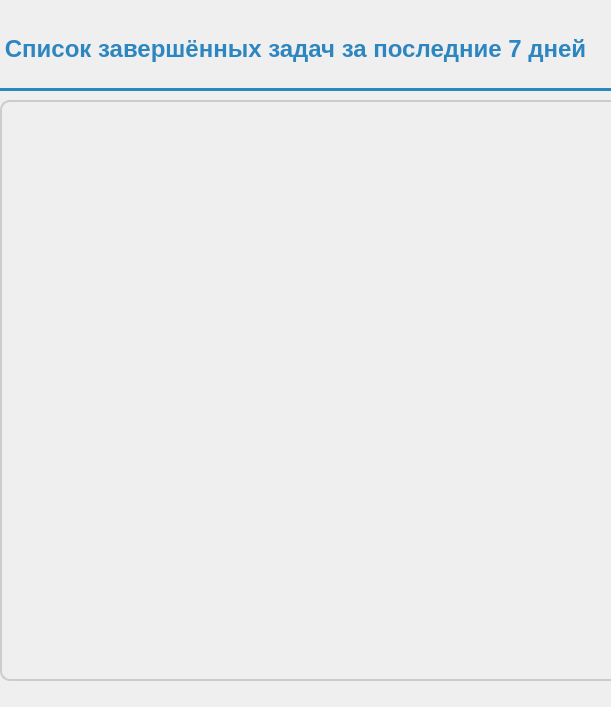
The window that design/ui_design/read_competed_window.ui (LEXA9996/To-Do-list) describes before a commit, drawn with Qt 5.
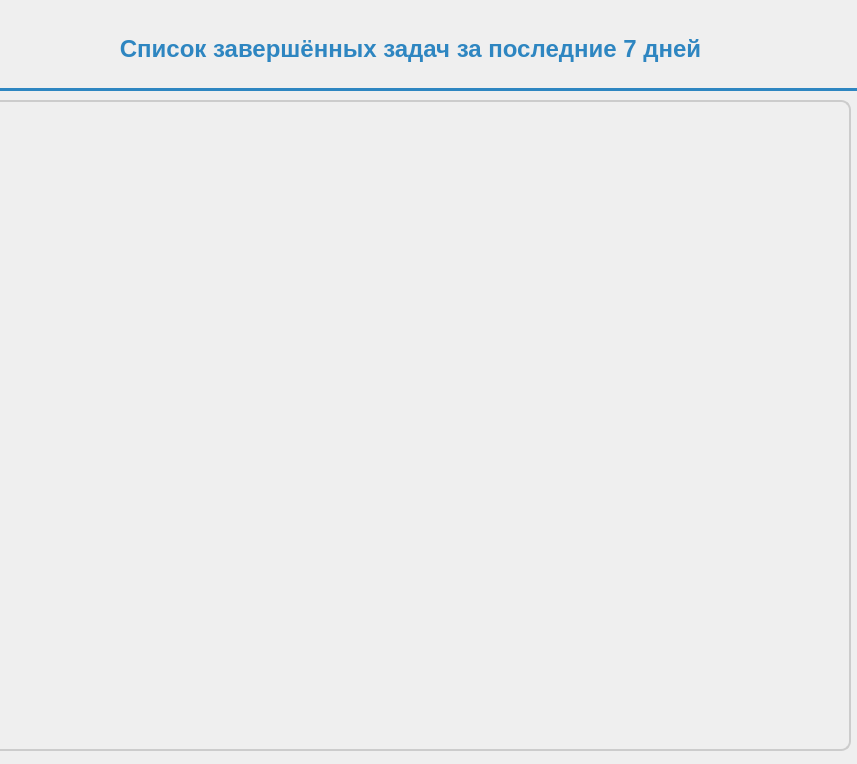
The same window after the commit.

Commit message:
V2.3.1 Window adjustments
• Extended windows for better readability of active and completed tasks

• Disabled window resizing — fixed window size applied

```diff
--- a/design/ui_design/read_competed_window.ui
+++ b/design/ui_design/read_competed_window.ui
@@ -6,10 +6,22 @@
    <rect>
     <x>0</x>
     <y>0</y>
-    <width>611</width>
-    <height>707</height>
+    <width>857</width>
+    <height>764</height>
    </rect>
   </property>
+  <property name="minimumSize">
+   <size>
+    <width>857</width>
+    <height>764</height>
+   </size>
+  </property>
+  <property name="maximumSize">
+   <size>
+    <width>857</width>
+    <height>764</height>
+   </size>
+  </property>
   <property name="windowTitle">
    <string>Dialog</string>
   </property>
@@ -21,38 +33,21 @@
 }
 </string>
   </property>
-  <widget class="QListWidget" name="complected_task_wid">
-   <property name="geometry">
-    <rect>
-     <x>0</x>
-     <y>100</y>
-     <width>661</width>
-     <height>581</height>
-    </rect>
-   </property>
-   <property name="styleSheet">
-    <string notr="true">QListWidget {
-    background-color: transparent;       /* прозрачный фон */
-    border: 1.5px solid #cccccc;         /* тонкая светлая рамка */
-    border-radius: 10px;                  /* скруглённые углы */
-    padding: 5px;
-    font-size: 13pt;
-    color: #333333;
-    selection-background-color: #448aff; /* синий фон выделения */
-    selection-color: white;               /* белый текст выделения */
-}
-</string>
-   </property>
-  </widget>
-  <widget class="QLabel" name="active_task_label">
+  <widget class="QLabel" name="complected_task_wid">
    <property name="geometry">
     <rect>
      <x>-60</x>
      <y>10</y>
-     <width>711</width>
+     <width>941</width>
      <height>91</height>
     </rect>
    </property>
+   <property name="minimumSize">
+    <size>
+     <width>941</width>
+     <height>0</height>
+    </size>
+   </property>
    <property name="styleSheet">
     <string notr="true">QLabel {
     background-color: transparent;
@@ -71,6 +66,28 @@
     <set>Qt::AlignmentFlag::AlignCenter</set>
    </property>
   </widget>
+  <widget class="QListWidget" name="listWidget">
+   <property name="geometry">
+    <rect>
+     <x>-10</x>
+     <y>100</y>
+     <width>861</width>
+     <height>651</height>
+    </rect>
+   </property>
+   <property name="styleSheet">
+    <string notr="true">QListWidget {
+    background-color: transparent;       /* прозрачный фон */
+    border: 1.5px solid #cccccc;         /* тонкая светлая рамка */
+    border-radius: 10px;                  /* скруглённые углы */
+    padding: 5px;
+    font-size: 13pt;
+    color: #333333;
+    selection-background-color: #448aff; /* синий фон выделения */
+    selection-color: white;               /* белый текст выделения */
+}</string>
+   </property>
+  </widget>
  </widget>
  <resources/>
  <connections/>
```
The commit also changes 7 other files.
